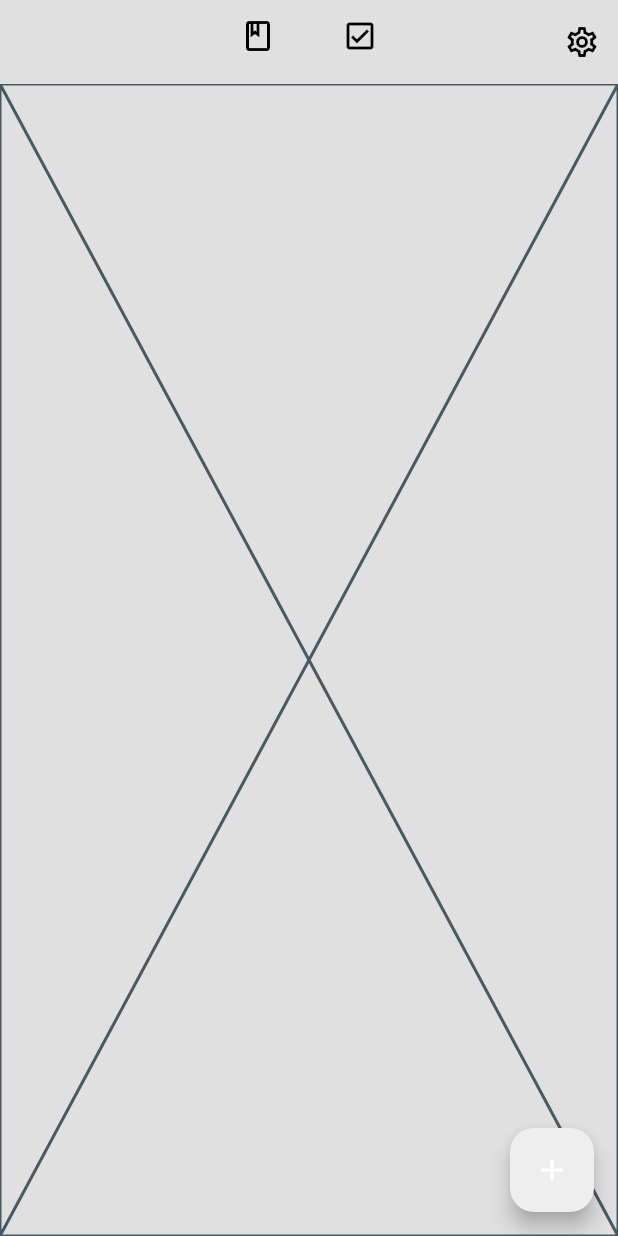
After one commit to k-mushket/notepad_flutter, a Flutter app: the screen it shows after launch, swiped to page 2, on a phone screen of 412 x 824 dp. The commit adds this screen. Run offline on Flutter 3.47's test engine with Material 3 defaults, Android fonts, the phone set to English and light mode, and no system bars; our stand-ins replace isar; accounts and stored records are empty; generated files the repository leaves out were written again.

Commit message:
Refactor: Separation of scaffold elements into separate widgets

```diff
--- /dev/null
+++ b/lib/provider/notepad_provider.dart
@@ -0,0 +1,5 @@
+import 'package:flutter/material.dart';
+
+class NotepadProvider extends ChangeNotifier{
+
+}
--- /dev/null
+++ b/lib/screens/notepad_check.dart
@@ -0,0 +1,10 @@
+import 'package:flutter/material.dart';
+
+class NotepadCheck extends StatelessWidget {
+  const NotepadCheck({super.key});
+
+  @override
+  Widget build(BuildContext context) {
+    return const Placeholder();
+  }
+}
--- /dev/null
+++ b/lib/widgets/notepad/notepad_f_action_button.dart
@@ -0,0 +1,18 @@
+import 'package:flutter/material.dart';
+import 'package:notepad_flutter/screens/note_page.dart';
+
+class NotepadFloatingButton extends StatelessWidget {
+  const NotepadFloatingButton({super.key});
+
+  @override
+  Widget build(BuildContext context) {
+    return FloatingActionButton(
+      onPressed: () => Navigator.of(context).push(
+        MaterialPageRoute(
+          builder: (context) => const NotePage(),
+        ),
+      ),
+      child: const Icon(Icons.add),
+    );
+  }
+}
```
Also changed, not shown: lib/screens/notepad.dart (+10 -94 lines), lib/widgets/notepad/notepad_items.dart (added, +101 -0 lines), lib/widgets/notepad/notepad_appbar.dart (renamed from lib/widgets/notepad_appbar.dart).
